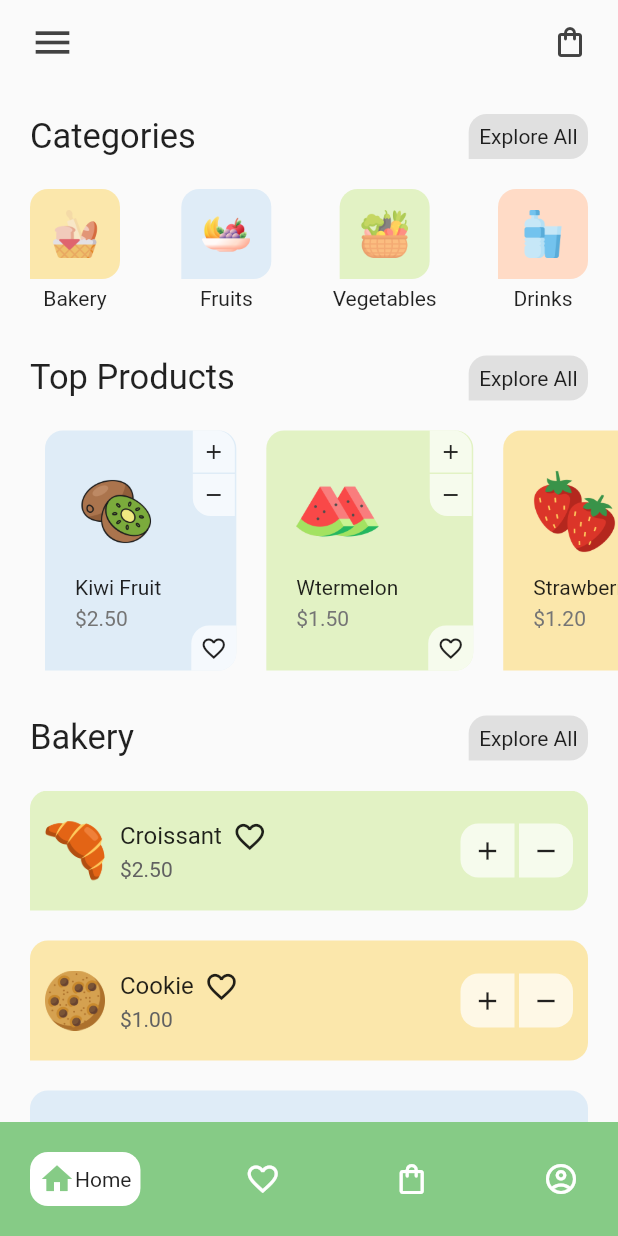
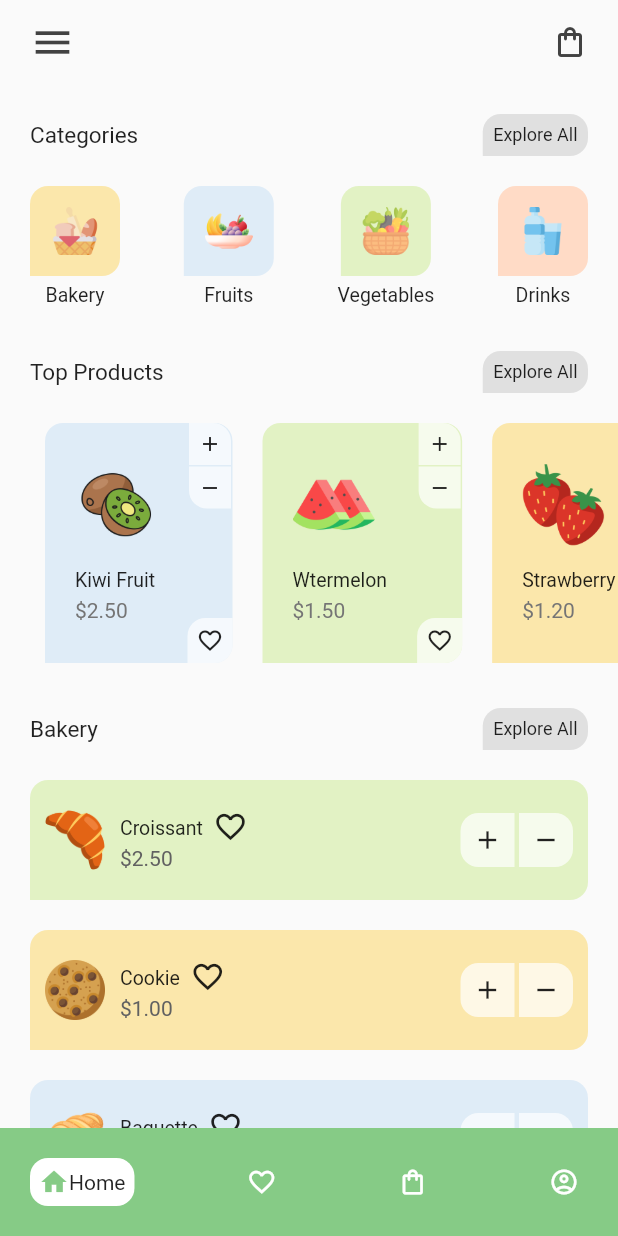
Before and after one commit to kushal18110/grocery-app-flutter-01, a Flutter app: the screen it shows once a user with an empty profile is signed in, on a phone screen of 412 x 824 dp. Run offline on Flutter 3.47's test engine with Material 2 defaults, Android fonts, the light colour scheme and no system bars; drawn by our look-alikes of badges, google_nav_bar; our stand-ins replace cloud_firestore, firebase_auth, firebase_core, google_sign_in, hive; accounts and stored records are empty.

Commit message:
size changes

```diff
--- a/lib/components/category-tile.dart
+++ b/lib/components/category-tile.dart
@@ -27,7 +27,10 @@ class CategoryTile extends StatelessWidget {
             height: 5,
           ),
 
-          Text(item.itemName)
+          Text(
+            item.itemName,
+            style: TextStyle(fontSize: 13),
+          )
         ],
       ),
     );
--- a/lib/components/product-tile.dart
+++ b/lib/components/product-tile.dart
@@ -3,15 +3,18 @@ import 'package:grocery_app/colos.dart';
 import 'package:grocery_app/models/product-model.dart';
 
 class productTile extends StatelessWidget {
-  const productTile({super.key, required this.product, required this.onTap, required this.remove, required this.icon});
+  const productTile(
+      {super.key,
+      required this.product,
+      required this.onTap,
+      required this.remove,
+      required this.icon});
   final Product product;
   final void Function()? onTap;
   final void Function()? remove;
   final Widget icon;
   @override
   Widget build(BuildContext context) {
-
-
     return Container(
       padding: const EdgeInsets.only(
         left: 10,
@@ -28,7 +31,6 @@ class productTile extends StatelessWidget {
             mainAxisAlignment: MainAxisAlignment.center,
             crossAxisAlignment: CrossAxisAlignment.start,
             children: [
-
               //product image
               Container(
                 height: 55,
@@ -43,7 +45,10 @@ class productTile extends StatelessWidget {
               Column(
                 crossAxisAlignment: CrossAxisAlignment.start,
                 children: [
-                  Text(product.name),
+                  Text(
+                    product.name,
+                    style: TextStyle(fontSize: 13),
+                  ),
                   const SizedBox(
                     height: 5,
                   ),
@@ -63,7 +68,6 @@ class productTile extends StatelessWidget {
             children: [
               Column(
                 children: [
-
                   //add to cart icon
                   GestureDetector(
                     onTap: onTap,
@@ -89,8 +93,8 @@ class productTile extends StatelessWidget {
                     child: Container(
                       decoration: const BoxDecoration(
                           color: Colors.white70,
-                          borderRadius:
-                              BorderRadius.only(bottomLeft: Radius.circular(12))),
+                          borderRadius: BorderRadius.only(
+                              bottomLeft: Radius.circular(12))),
                       padding: const EdgeInsets.all(6),
                       child: const Icon(
                         Icons.remove,
--- a/lib/pages/all-products-page.dart
+++ b/lib/pages/all-products-page.dart
@@ -14,7 +14,7 @@ class allProducts extends StatefulWidget {
     super.key,
     required this.selectedIndex,
   });
-    int  selectedIndex;
+  int selectedIndex;
 
   @override
   State<allProducts> createState() => _allProductsState();
@@ -224,7 +224,7 @@ class _allProductsState extends State<allProducts> {
                                           item.isLiked
                                               ? Icons.favorite
                                               : Icons.favorite_border,
-                                          size: 23,
+                                          size: 20,
                                           color:
                                               item.isLiked ? Colors.red : null,
                                         ),
@@ -273,7 +273,7 @@ class _allProductsState extends State<allProducts> {
                                         item.isLiked
                                             ? Icons.favorite
                                             : Icons.favorite_border,
-                                        size: 23,
+                                        size: 20,
                                         color: item.isLiked ? Colors.red : null,
                                       ),
                                     )),
@@ -322,7 +322,7 @@ class _allProductsState extends State<allProducts> {
                                         item.isLiked
                                             ? Icons.favorite
                                             : Icons.favorite_border,
-                                        size: 23,
+                                        size: 20,
                                         color: item.isLiked ? Colors.red : null,
                                       ),
                                     )),
@@ -371,7 +371,7 @@ class _allProductsState extends State<allProducts> {
                                         item.isLiked
                                             ? Icons.favorite
                                             : Icons.favorite_border,
-                                        size: 23,
+                                        size: 20,
                                         color: item.isLiked ? Colors.red : null,
                                       ),
                                     )),
--- a/lib/pages/home/components/bakery/bakery-tile.dart
+++ b/lib/pages/home/components/bakery/bakery-tile.dart
@@ -48,7 +48,7 @@ class bakeryTile extends StatelessWidget {
                     children: [
                       Text(
                         item.name,
-                        style: TextStyle(fontSize: 16),
+                        style: TextStyle(fontSize: 13),
                       ),
 
                       SizedBox(
--- a/lib/pages/home/components/item-page.dart
+++ b/lib/pages/home/components/item-page.dart
@@ -46,7 +46,7 @@ class itemPage extends StatelessWidget {
                         children: [
                           Text(
                             item.name,
-                            style: TextStyle(fontSize: 16),
+                            style: TextStyle(fontSize: 10),
                           ),
 
                           SizedBox(
--- a/lib/pages/home/home-page.dart
+++ b/lib/pages/home/home-page.dart
@@ -66,7 +66,7 @@ class _HomeTabState extends State<HomeTab> {
                                     children: [
                                       const Text(
                                         'Categories',
-                                        style: TextStyle(fontSize: 23),
+                                        style: TextStyle(fontSize: 15),
                                       ),
                                       Container(
                                           padding: const EdgeInsets.all(7),
@@ -76,6 +76,7 @@ class _HomeTabState extends State<HomeTab> {
                                           child: Text(
                                             'Explore All',
                                             style: TextStyle(
+                                                fontSize: 12,
                                                 color: Colors.grey[660]),
                                           )),
                                     ],
@@ -109,7 +110,7 @@ class _HomeTabState extends State<HomeTab> {
                                     children: [
                                       const Text(
                                         'Top Products',
-                                        style: TextStyle(fontSize: 23),
+                                        style: TextStyle(fontSize: 15),
                                       ),
                                       Container(
                                           padding: const EdgeInsets.all(7),
@@ -119,6 +120,7 @@ class _HomeTabState extends State<HomeTab> {
                                           child: Text(
                                             'Explore All',
                                             style: TextStyle(
+                                                fontSize: 12,
                                                 color: Colors.grey[660]),
                                           )),
                                     ],
@@ -149,7 +151,7 @@ class _HomeTabState extends State<HomeTab> {
                         children: [
                           const Text(
                             'Bakery',
-                            style: TextStyle(fontSize: 23),
+                            style: TextStyle(fontSize: 15),
                           ),
                           GestureDetector(
                             onTap: () {
@@ -165,7 +167,8 @@ class _HomeTabState extends State<HomeTab> {
                                     borderRadius: curve),
                                 child: Text(
                                   'Explore All',
-                                  style: TextStyle(color: Colors.grey[660]),
+                                  style: TextStyle(
+                                      color: Colors.grey[660], fontSize: 12),
                                 )),
                           ),
                         ],
@@ -194,7 +197,7 @@ class _HomeTabState extends State<HomeTab> {
                         children: [
                           const Text(
                             'Fruits',
-                            style: TextStyle(fontSize: 23),
+                            style: TextStyle(fontSize: 15),
                           ),
                           GestureDetector(
                             onTap: () {
@@ -210,7 +213,8 @@ class _HomeTabState extends State<HomeTab> {
                                     borderRadius: curve),
                                 child: Text(
                                   'Explore All',
-                                  style: TextStyle(color: Colors.grey[660]),
+                                  style: TextStyle(
+                                      color: Colors.grey[660], fontSize: 12),
                                 )),
                           ),
                         ],
@@ -239,7 +243,7 @@ class _HomeTabState extends State<HomeTab> {
                         children: [
                           const Text(
                             'Vegetables',
-                            style: TextStyle(fontSize: 23),
+                            style: TextStyle(fontSize: 15),
                           ),
                           GestureDetector(
                             onTap: () {
@@ -255,7 +259,8 @@ class _HomeTabState extends State<HomeTab> {
                                     borderRadius: curve),
                                 child: Text(
                                   'Explore All',
-                                  style: TextStyle(color: Colors.grey[660]),
+                                  style: TextStyle(
+                                      color: Colors.grey[660], fontSize: 12),
                                 )),
                           ),
                         ],
@@ -284,7 +289,7 @@ class _HomeTabState extends State<HomeTab> {
                         children: [
                           const Text(
                             'Drinks',
-                            style: TextStyle(fontSize: 23),
+                            style: TextStyle(fontSize: 15),
                           ),
                           GestureDetector(
                             onTap: () {
@@ -300,7 +305,8 @@ class _HomeTabState extends State<HomeTab> {
                                     borderRadius: curve),
                                 child: Text(
                                   'Explore All',
-                                  style: TextStyle(color: Colors.grey[660]),
+                                  style: TextStyle(
+                                      color: Colors.grey[660], fontSize: 12),
                                 )),
                           ),
                         ],
@@ -319,8 +325,6 @@ class _HomeTabState extends State<HomeTab> {
                     const SizedBox(
                       height: 20,
                     ),
-
-
                   ],
                 );
               }
--- a/lib/pages/scafold.dart
+++ b/lib/pages/scafold.dart
@@ -51,6 +51,7 @@ class _HomePageState extends State<HomePage> {
               tabs: [
                 const GButton(
                   icon: Icons.home,
+                  iconSize: 20,
                   text: 'Home',
                   textStyle: TextStyle(fontWeight: FontWeight.normal),
                   textColor: Colors.black,
@@ -59,6 +60,7 @@ class _HomePageState extends State<HomePage> {
                 ),
                 const GButton(
                   icon: Icons.favorite_border,
+                  iconSize: 20,
                   text: 'Liked',
                   textStyle: TextStyle(fontWeight: FontWeight.normal),
                   textColor: Colors.black,
@@ -67,6 +69,7 @@ class _HomePageState extends State<HomePage> {
                 ),
                 const GButton(
                   icon: Icons.shopping_bag_outlined,
+                  iconSize: 20,
                   text: 'Cart',
                   textStyle: TextStyle(fontWeight: FontWeight.normal),
                   textColor: Colors.black,
@@ -75,6 +78,7 @@ class _HomePageState extends State<HomePage> {
                 ),
                 const GButton(
                   icon: Icons.account_circle_outlined,
+                  iconSize: 20,
                   text: 'Profile',
                   textStyle: TextStyle(fontWeight: FontWeight.normal),
                   textColor: Colors.black,
```
